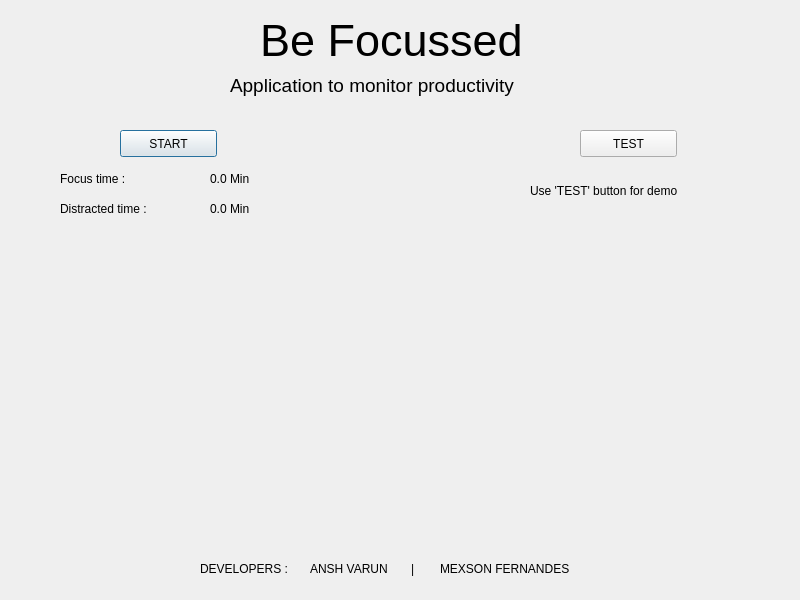
Before: the Qt Designer form GUI/main.ui in MexsonFernandes/Be-Focussed-Productivity-Monitor, drawn with Qt 5.
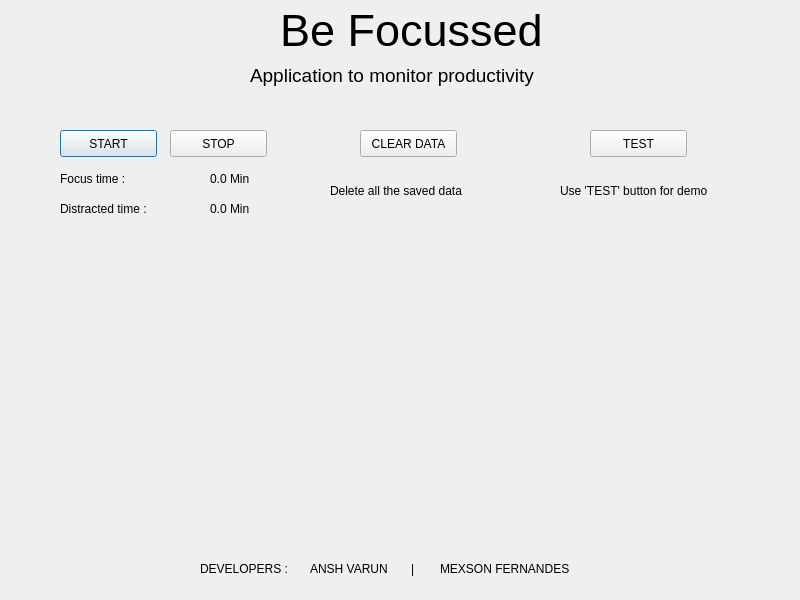
After: the same form once the commit is applied. Custom widgets are drawn as their Qt base class.

Patch:
```diff
--- a/GUI/main.ui
+++ b/GUI/main.ui
@@ -23,7 +23,7 @@
    </size>
   </property>
   <property name="windowTitle">
-   <string>Productivty Detector</string>
+   <string>Productivty Monitor</string>
   </property>
   <property name="sizeGripEnabled">
    <bool>false</bool>
@@ -31,7 +31,7 @@
   <widget class="QPushButton" name="start">
    <property name="geometry">
     <rect>
-     <x>120</x>
+     <x>60</x>
      <y>130</y>
      <width>97</width>
      <height>27</height>
@@ -44,8 +44,8 @@
   <widget class="QLabel" name="label">
    <property name="geometry">
     <rect>
-     <x>260</x>
-     <y>10</y>
+     <x>280</x>
+     <y>0</y>
      <width>491</width>
      <height>61</height>
     </rect>
@@ -114,8 +114,8 @@
   <widget class="QLabel" name="label_6">
    <property name="geometry">
     <rect>
-     <x>230</x>
-     <y>50</y>
+     <x>250</x>
+     <y>40</y>
      <width>401</width>
      <height>71</height>
     </rect>
@@ -129,20 +129,10 @@
     <string>Application to monitor productivity</string>
    </property>
   </widget>
-  <widget class="Q3Table" name="table">
-   <property name="geometry">
-    <rect>
-     <x>30</x>
-     <y>250</y>
-     <width>751</width>
-     <height>291</height>
-    </rect>
-   </property>
-  </widget>
   <widget class="QPushButton" name="test">
    <property name="geometry">
     <rect>
-     <x>580</x>
+     <x>590</x>
      <y>130</y>
      <width>97</width>
      <height>27</height>
@@ -151,11 +141,14 @@
    <property name="text">
     <string>TEST</string>
    </property>
+   <property name="checkable">
+    <bool>false</bool>
+   </property>
   </widget>
   <widget class="QLabel" name="label_7">
    <property name="geometry">
     <rect>
-     <x>530</x>
+     <x>560</x>
      <y>170</y>
      <width>281</width>
      <height>41</height>
@@ -217,20 +210,46 @@
     <string>0.0 Min</string>
    </property>
   </widget>
+  <widget class="QPushButton" name="stop">
+   <property name="geometry">
+    <rect>
+     <x>170</x>
+     <y>130</y>
+     <width>97</width>
+     <height>27</height>
+    </rect>
+   </property>
+   <property name="text">
+    <string>STOP</string>
+   </property>
+  </widget>
+  <widget class="QPushButton" name="clear">
+   <property name="geometry">
+    <rect>
+     <x>360</x>
+     <y>130</y>
+     <width>97</width>
+     <height>27</height>
+    </rect>
+   </property>
+   <property name="text">
+    <string>CLEAR DATA</string>
+   </property>
+  </widget>
+  <widget class="QLabel" name="label_9">
+   <property name="geometry">
+    <rect>
+     <x>330</x>
+     <y>170</y>
+     <width>281</width>
+     <height>41</height>
+    </rect>
+   </property>
+   <property name="text">
+    <string>Delete all the saved data</string>
+   </property>
+  </widget>
  </widget>
- <customwidgets>
-  <customwidget>
-   <class>Q3Frame</class>
-   <extends>QFrame</extends>
-   <header>Qt3Support/Q3Frame</header>
-   <container>1</container>
-  </customwidget>
-  <customwidget>
-   <class>Q3Table</class>
-   <extends>Q3Frame</extends>
-   <header>q3table.h</header>
-  </customwidget>
- </customwidgets>
  <resources/>
  <connections/>
 </ui>
```
